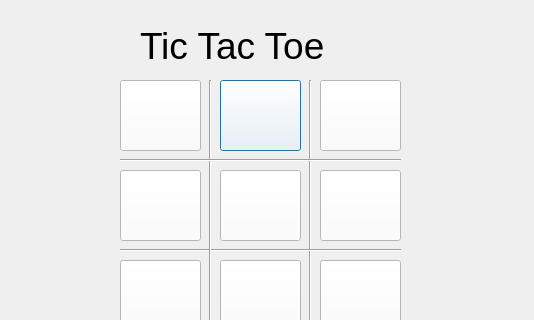
First picture: the form in GamesApp/tic_tac_toe.ui, repository NoahMcKearney/Software-Team-Project, before the edit; both pictures show x 0 to 534 and y 0 to 320 of the 534 by 496 pixel window.
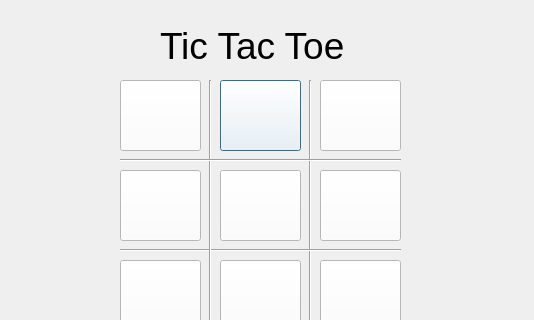
Second picture: the form after the edit.

Patch:
```diff
--- a/GamesApp/tic_tac_toe.ui
+++ b/GamesApp/tic_tac_toe.ui
@@ -540,7 +540,7 @@
   <widget class="QLabel" name="titleLabel">
    <property name="geometry">
     <rect>
-     <x>140</x>
+     <x>160</x>
      <y>-10</y>
      <width>261</width>
      <height>111</height>
```
